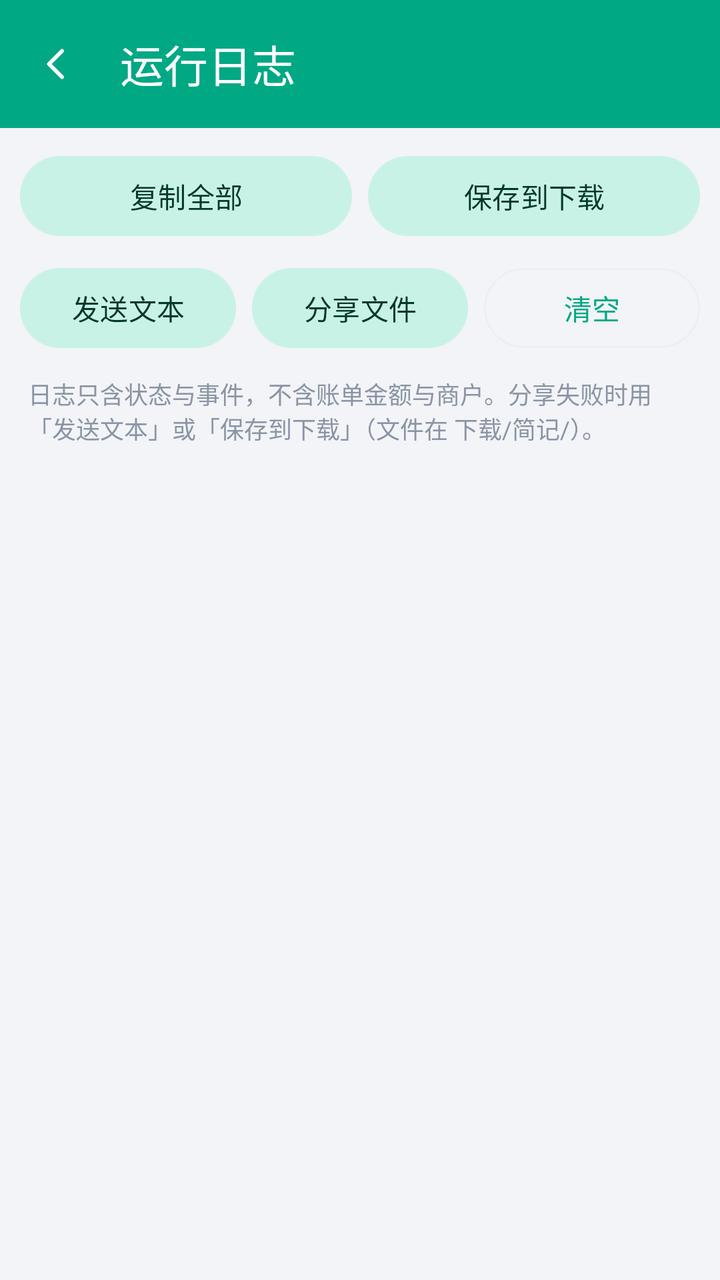
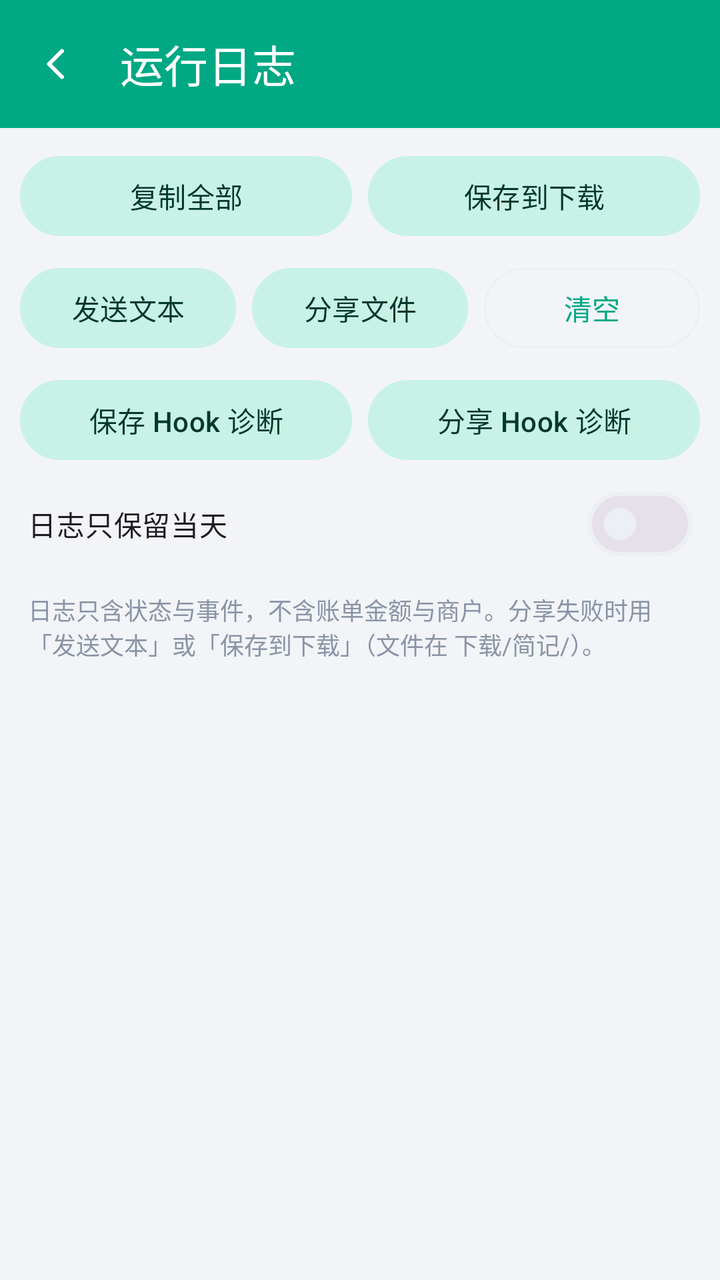

Screens rendered from an Android XML layout before and after an edit, with the pre-edit source and the edit as a unified diff.
<!-- AndroidManifest.xml: application theme Theme.JianJi -->
<!-- res/layout/activity_log.xml -->
<?xml version="1.0" encoding="utf-8"?>
<LinearLayout xmlns:android="http://schemas.android.com/apk/res/android"
    xmlns:app="http://schemas.android.com/apk/res-auto"
    android:layout_width="match_parent"
    android:layout_height="match_parent"
    android:background="?android:colorBackground"
    android:orientation="vertical">

    <com.google.android.material.appbar.AppBarLayout
        android:layout_width="match_parent"
        android:layout_height="wrap_content">

        <com.google.android.material.appbar.MaterialToolbar
            android:id="@+id/toolbar"
            android:layout_width="match_parent"
            android:layout_height="?attr/actionBarSize"
            android:background="@color/primary"
            app:navigationIcon="@drawable/ic_chevron_left"
            app:navigationIconTint="@color/on_primary"
            app:title="运行日志"
            app:titleTextColor="@color/on_primary" />
    </com.google.android.material.appbar.AppBarLayout>

    <LinearLayout
        android:layout_width="match_parent"
        android:layout_height="wrap_content"
        android:orientation="horizontal"
        android:paddingHorizontal="10dp"
        android:paddingTop="10dp">

        <com.google.android.material.button.MaterialButton
            android:id="@+id/btnCopy"
            style="@style/Widget.Material3.Button.TonalButton"
            android:layout_width="0dp"
            android:layout_weight="1"
            android:layout_height="wrap_content"
            android:text="复制全部" />

        <com.google.android.material.button.MaterialButton
            android:id="@+id/btnSave"
            style="@style/Widget.Material3.Button.TonalButton"
            android:layout_width="0dp"
            android:layout_weight="1"
            android:layout_marginStart="8dp"
            android:layout_height="wrap_content"
            android:text="保存到下载" />
    </LinearLayout>

    <LinearLayout
        android:layout_width="match_parent"
        android:layout_height="wrap_content"
        android:orientation="horizontal"
        android:paddingHorizontal="10dp"
        android:paddingTop="8dp">

        <com.google.android.material.button.MaterialButton
            android:id="@+id/btnSendText"
            style="@style/Widget.Material3.Button.TonalButton"
            android:layout_width="0dp"
            android:layout_weight="1"
            android:layout_height="wrap_content"
            android:text="发送文本" />

        <com.google.android.material.button.MaterialButton
            android:id="@+id/btnShare"
            style="@style/Widget.Material3.Button.TonalButton"
            android:layout_width="0dp"
            android:layout_weight="1"
            android:layout_height="wrap_content"
            android:layout_marginStart="8dp"
            android:text="分享文件" />

        <com.google.android.material.button.MaterialButton
            android:id="@+id/btnClear"
            style="@style/Widget.Material3.Button.OutlinedButton"
            android:layout_width="0dp"
            android:layout_weight="1"
            android:layout_marginStart="8dp"
            android:layout_height="wrap_content"
            android:text="清空" />
    </LinearLayout>

    <TextView
        android:id="@+id/tvHint"
        android:layout_width="match_parent"
        android:layout_height="wrap_content"
        android:paddingHorizontal="14dp"
        android:paddingTop="10dp"
        android:text="日志只含状态与事件，不含账单金额与商户。分享失败时用「发送文本」或「保存到下载」（文件在 下载/简记/）。"
        android:textColor="@color/text_secondary"
        android:textSize="12sp" />

    <ScrollView
        android:layout_width="match_parent"
        android:layout_height="0dp"
        android:layout_weight="1"
        android:paddingHorizontal="10dp"
        android:paddingTop="8dp">

        <TextView
            android:id="@+id/tvLog"
            android:layout_width="match_parent"
            android:layout_height="wrap_content"
            android:fontFamily="monospace"
            android:textColor="@color/text_primary"
            android:textIsSelectable="true"
            android:textSize="11sp" />
    </ScrollView>
</LinearLayout>
<!-- resources referenced by this layout -->
<resources>
  <color name="on_primary">#FFFFFF</color>
  <color name="primary">#00A884</color>
  <color name="text_primary">#16202A</color>
  <color name="text_secondary">#8A94A6</color>
  <!-- drawable ic_chevron_left (drawable) -->
  <?xml version="1.0" encoding="utf-8"?>
  <vector xmlns:android="http://schemas.android.com/apk/res/android"
      android:width="24dp" android:height="24dp"
      android:viewportWidth="24" android:viewportHeight="24">
      <path
          android:pathData="M15,5.5 L8.5,12 L15,18.5"
          android:strokeColor="#FFFFFF" android:strokeWidth="2"
          android:strokeLineCap="round" android:strokeLineJoin="round" android:fillColor="#00000000" />
  </vector>
  <style name="Theme.JianJi" parent="Theme.Material3.DayNight.NoActionBar">
          <item name="colorPrimary">@color/primary</item>
          <item name="colorOnPrimary">@color/on_primary</item>
          <item name="colorPrimaryContainer">@color/primary_container</item>
          <item name="colorOnPrimaryContainer">@color/on_primary_container</item>
          <item name="colorSecondary">@color/primary</item>
          <item name="colorSecondaryContainer">@color/primary_container</item>
          <item name="colorOnSecondaryContainer">@color/on_primary_container</item>
          <item name="colorSurface">@color/card_bg</item>
          <item name="colorOnSurface">@color/text_primary</item>
          <item name="colorSurfaceVariant">@color/card_bg_soft</item>
          <item name="colorOnSurfaceVariant">@color/text_secondary</item>
          <item name="colorOutline">@color/divider</item>
          <item name="android:colorBackground">@color/bg</item>
          <item name="android:statusBarColor">@android:color/transparent</item>
          <item name="android:navigationBarColor">@color/card_bg</item>
          <item name="android:windowLightStatusBar">true</item>
          <item name="android:windowAnimationStyle">@style/Anim.JianJi</item>
      </style>
  <color name="primary_container">#C9F2E6</color>
  <color name="on_primary_container">#00382B</color>
  <color name="card_bg">#FFFFFF</color>
  <color name="card_bg_soft">#F7F9FB</color>
  <color name="divider">#ECEFF3</color>
  <color name="bg">#F2F4F7</color>
  <style name="Anim.JianJi" parent="@android:style/Animation.Activity">
          <item name="android:activityOpenEnterAnimation">@anim/slide_in_right</item>
          <item name="android:activityOpenExitAnimation">@anim/slide_out_left</item>
          <item name="android:activityCloseEnterAnimation">@anim/slide_in_left</item>
          <item name="android:activityCloseExitAnimation">@anim/slide_out_right</item>
      </style>
</resources>

<!-- the commit's change to res/layout/activity_log.xml (unified diff, before → after) -->
@@ -80,6 +80,41 @@
             android:text="清空" />
     </LinearLayout>
 
+    
+    <LinearLayout
+        android:layout_width="match_parent"
+        android:layout_height="wrap_content"
+        android:orientation="horizontal"
+        android:paddingHorizontal="10dp"
+        android:paddingTop="8dp">
+
+        <com.google.android.material.button.MaterialButton
+            android:id="@+id/btnHookSave"
+            style="@style/Widget.Material3.Button.TonalButton"
+            android:layout_width="0dp"
+            android:layout_weight="1"
+            android:layout_height="wrap_content"
+            android:text="保存 Hook 诊断" />
+
+        <com.google.android.material.button.MaterialButton
+            android:id="@+id/btnHookShare"
+            style="@style/Widget.Material3.Button.TonalButton"
+            android:layout_width="0dp"
+            android:layout_weight="1"
+            android:layout_marginStart="8dp"
+            android:layout_height="wrap_content"
+            android:text="分享 Hook 诊断" />
+    </LinearLayout>
+
+    <com.google.android.material.materialswitch.MaterialSwitch
+        android:id="@+id/swKeepToday"
+        android:layout_width="match_parent"
+        android:layout_height="wrap_content"
+        android:layout_marginTop="4dp"
+        android:paddingHorizontal="14dp"
+        android:text="日志只保留当天"
+        android:textSize="14sp" />
+
     <TextView
         android:id="@+id/tvHint"
         android:layout_width="match_parent"
